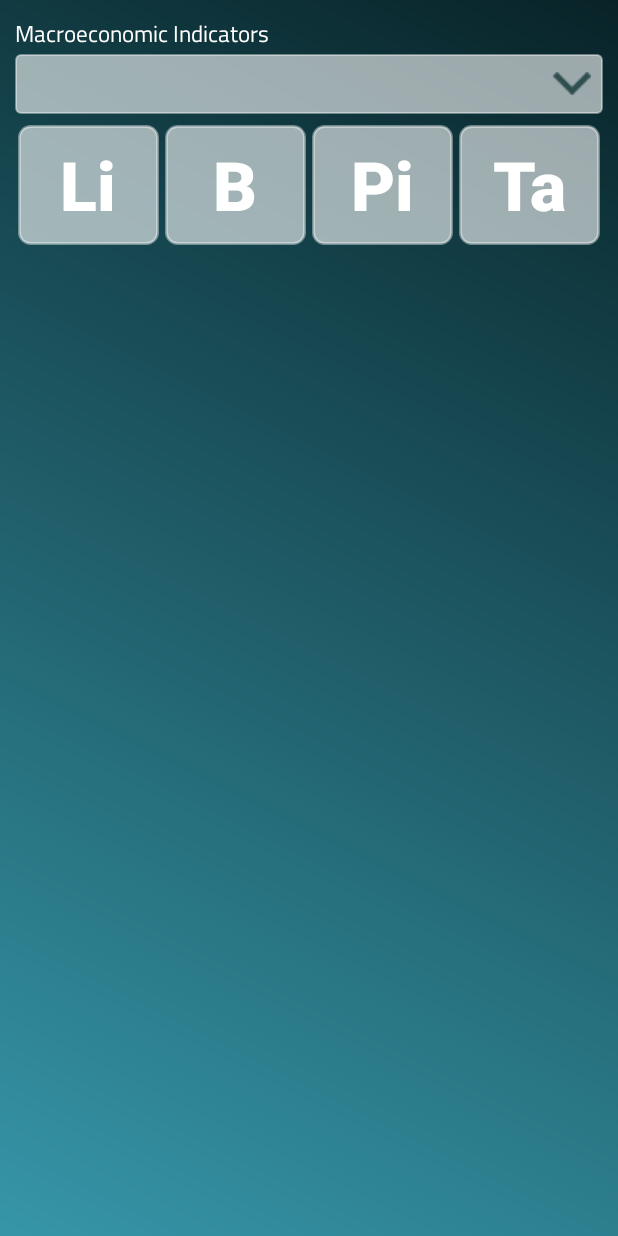
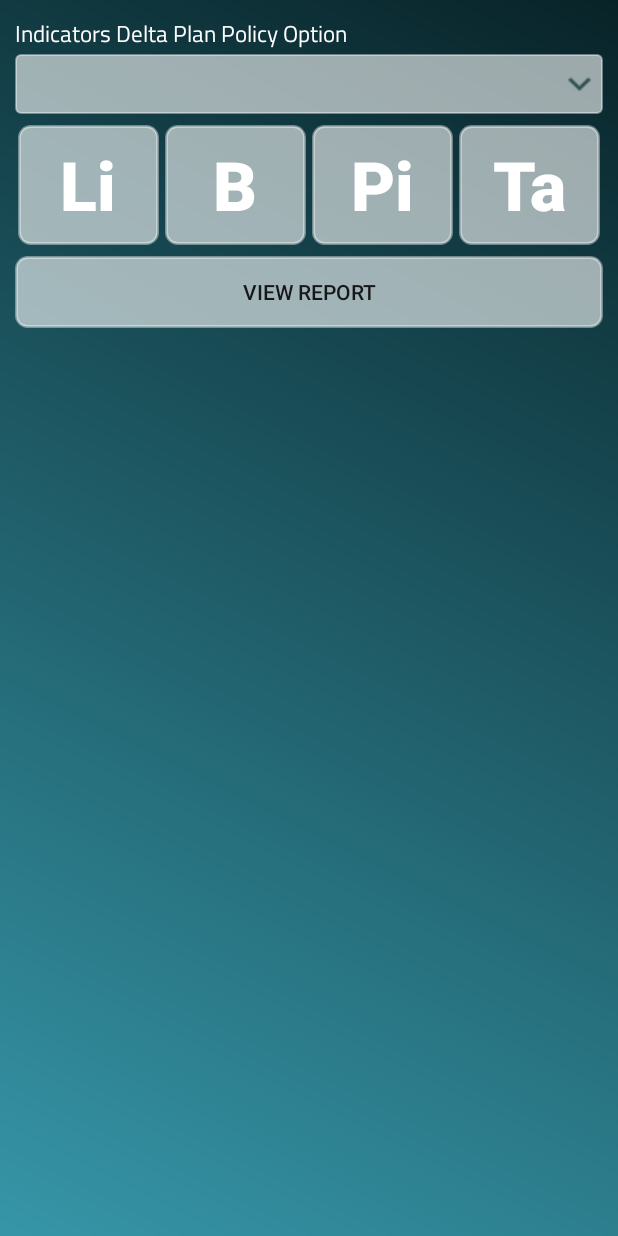
Before and after one commit to saidulkarim/DeltaPlan2100App, an Android app: the layout fragment_layer_four.xml on its own in the app's theme, with its tools: preview values and no code run, on a phone screen of 412 x 824 dp. Run offline under Robolectric (Android 15) with nearby library versions, the phone set to English and light mode, and no system bars.

Commit message:
Chart API integrated

```diff
--- a/app/src/main/java/com/cegis/deltaplan2100/API.java
+++ b/app/src/main/java/com/cegis/deltaplan2100/API.java
@@ -1,5 +1,6 @@
 package com.cegis.deltaplan2100;
 
+import com.cegis.deltaplan2100.models.MacroEconIndicatorPivotData;
 import com.cegis.deltaplan2100.models.MacroEconIndicatorsList;
 import com.cegis.deltaplan2100.models.ModelComponentLevelOne;
 import com.cegis.deltaplan2100.models.ModelComponentLevelThree;
@@ -92,4 +93,7 @@ public interface API {
     Call<List<MacroEconIndicatorsList>> getMacroEconIndicatorList(@Path("parent_id") int parent_id,
                                                                   @Path("parent_level") int parent_level,
                                                                   @Path("mei_type") int mei_type);
+
+    @GET("Content/MacroEconIndicatorPivotData/{indicator_name}")
+    Call<List<MacroEconIndicatorPivotData>> getMacroEconIndiPivotDataList(@Path("indicator_name") String indicator_name);
 }
--- a/app/src/main/res/layout/fragment_layer_four.xml
+++ b/app/src/main/res/layout/fragment_layer_four.xml
@@ -135,4 +135,28 @@
         </LinearLayout>
     </LinearLayout>
     <!-- First Row-->
+
+    <!-- Second Row-->
+    <LinearLayout
+        android:layout_width="match_parent"
+        android:layout_height="wrap_content"
+        android:layout_marginLeft="10dp"
+        android:layout_marginTop="5dp"
+        android:layout_marginRight="10dp"
+        android:orientation="horizontal"
+        android:weightSum="1">
+
+        <Button
+            android:id="@+id/btnViewReport"
+            android:layout_width="match_parent"
+            android:layout_height="match_parent"
+            android:background="@drawable/bg_white"
+            android:clickable="true"
+            android:focusable="true"
+            android:foreground="?android:attr/selectableItemBackground"
+            android:gravity="center|center"
+            android:text="View Report"
+            android:tint="@color/DarkSlateGray" />
+    </LinearLayout>
+    <!-- Second Row-->
 </LinearLayout>
--- a/app/src/main/res/values/strings.xml
+++ b/app/src/main/res/values/strings.xml
@@ -51,5 +51,5 @@
 
     <!-- TODO: Remove or change this placeholder text -->
     <string name="hello_blank_fragment">Hello blank fragment</string>
-    <string name="macroeconomic_indicators">Macroeconomic Indicators</string>
+    <string name="macroeconomic_indicators">Indicators Delta Plan Policy Option</string>
 </resources>
```
Also changed, not shown: app/src/main/java/com/cegis/deltaplan2100/models/MacroEconIndicatorPivotData.java (added, +163 -0 lines), app/src/main/java/com/cegis/deltaplan2100/ui/layer_four/LayerFourFragment.java (+66 -23 lines), app/src/main/res/drawable/droparrow.png.
